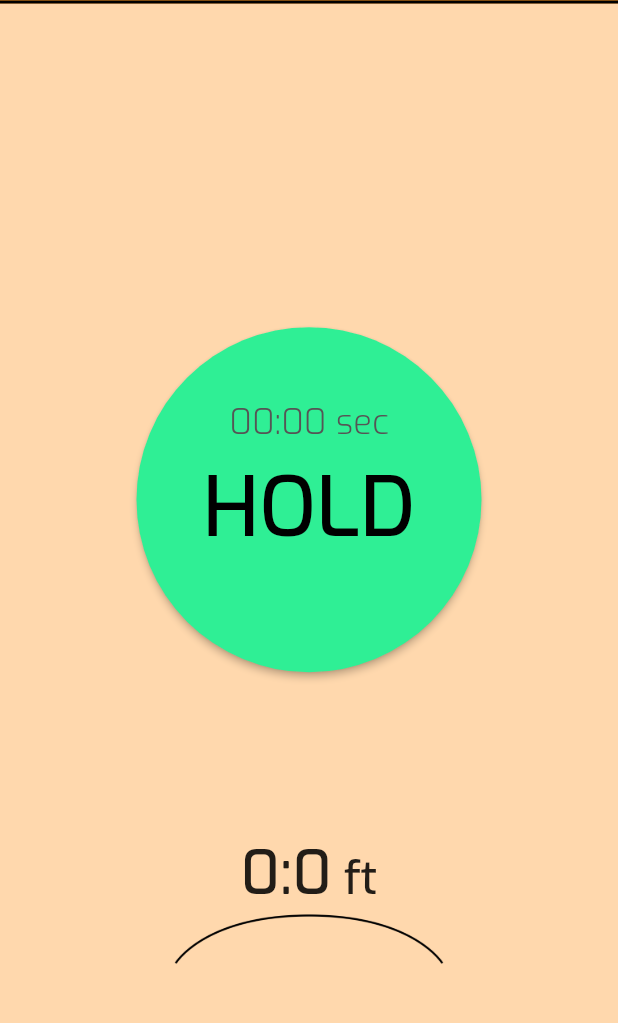
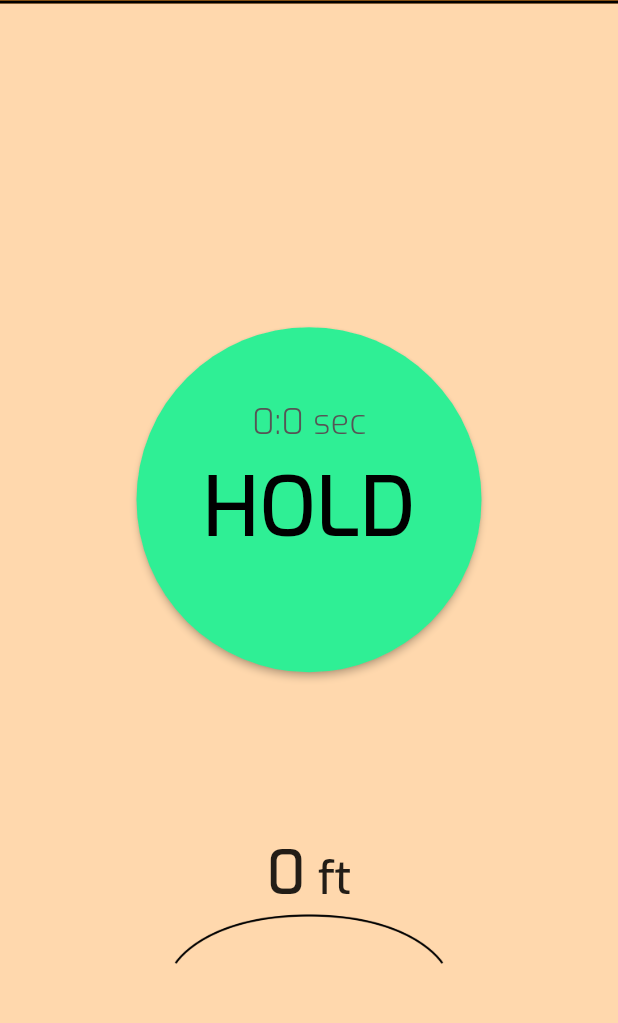
Before and after one commit to JaredTeter/height_finder, a Flutter app: the screen it shows after launch, on a phone screen of 412 x 824 dp, the part 109-1132 px from its top. Run offline on Flutter 3.47's test engine with Material 2 defaults, Android fonts, the light colour scheme and no system bars.

Commit message:
button now displays time

```diff
--- a/lib/button.dart
+++ b/lib/button.dart
@@ -1,6 +1,6 @@
 import 'package:flutter/material.dart';
 
-Widget timeButton() {
+Widget timeButton(int seconds, int centiseconds) {
   return ElevatedButton(
     onPressed: () {},
     style: ElevatedButton.styleFrom(
@@ -11,19 +11,19 @@ Widget timeButton() {
     ),
     child: Column(
       mainAxisAlignment: MainAxisAlignment.start,
-      children: const [
+      children: [
         Padding(
-          padding: EdgeInsets.only(top: 48.0, bottom: 5.0),
+          padding: const EdgeInsets.only(top: 48.0, bottom: 5.0),
           child: Text(
-            "00:00 sec",
-            style: TextStyle(
+            "$seconds:$centiseconds sec",
+            style: const TextStyle(
               fontSize: 23.0,
               fontWeight: FontWeight.w300,
               color: Color(0xff555555),
             ),
           ),
         ),
-        Text(
+        const Text(
           "HOLD",
           style: TextStyle(
             fontSize: 55.0,
--- a/lib/home.dart
+++ b/lib/home.dart
@@ -50,7 +50,7 @@ class _HomeState extends State<Home> {
               Listener(
                 onPointerDown: timer.startTimer,
                 onPointerUp: timer.stopTimer,
-                child: timeButton(),
+                child: timeButton(timer.seconds, timer.centiseconds),
               ),
               const Spacer(flex: 1),
               Column(
@@ -58,14 +58,14 @@ class _HomeState extends State<Home> {
                   Row(
                     mainAxisAlignment: MainAxisAlignment.center,
                     crossAxisAlignment: CrossAxisAlignment.end,
-                    children: [
+                    children: const [
                       Text(
-                        '${timer.seconds}:${timer.centiseconds}',
-                        style: const TextStyle(
+                        '0',
+                        style: TextStyle(
                           fontSize: 40.0,
                         ),
                       ),
-                      const Padding(
+                      Padding(
                         padding: EdgeInsets.fromLTRB(8.0, 0, 0, 3.0),
                         child: Text(
                           "ft",
```
